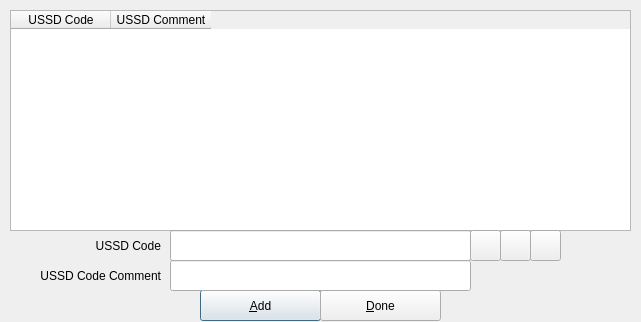
This is src/favorites.ui in mhogomchungu/ussd-gui as Qt 5 draws it before an edit. The edited form follows.
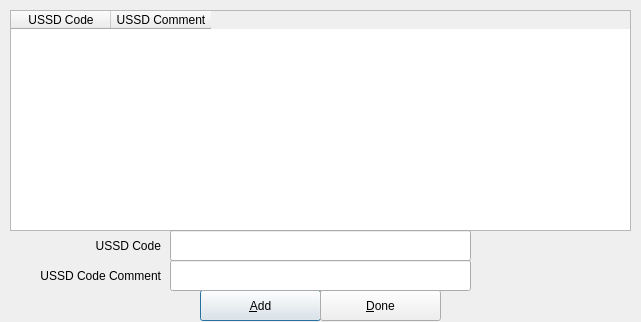
This is the edited form.

Diff of the .ui file:
```diff
--- a/src/favorites.ui
+++ b/src/favorites.ui
@@ -134,38 +134,6 @@
     </rect>
    </property>
   </widget>
-  <widget class="QPushButton" name="pbDeviceAddress">
-   <property name="geometry">
-    <rect>
-     <x>500</x>
-     <y>230</y>
-     <width>31</width>
-     <height>31</height>
-    </rect>
-   </property>
-   <property name="toolTip">
-    <string>open partition dialog</string>
-   </property>
-   <property name="text">
-    <string/>
-   </property>
-  </widget>
-  <widget class="QPushButton" name="pbFileAddress">
-   <property name="geometry">
-    <rect>
-     <x>470</x>
-     <y>230</y>
-     <width>31</width>
-     <height>31</height>
-    </rect>
-   </property>
-   <property name="toolTip">
-    <string>open file dialog</string>
-   </property>
-   <property name="text">
-    <string/>
-   </property>
-  </widget>
   <widget class="QPushButton" name="pbCancel">
    <property name="geometry">
     <rect>
@@ -179,19 +147,6 @@
     <string>&amp;Done</string>
    </property>
   </widget>
-  <widget class="QPushButton" name="pbFolderAddress">
-   <property name="geometry">
-    <rect>
-     <x>530</x>
-     <y>230</y>
-     <width>31</width>
-     <height>31</height>
-    </rect>
-   </property>
-   <property name="text">
-    <string/>
-   </property>
-  </widget>
  </widget>
  <tabstops>
   <tabstop>tableWidget</tabstop>
```
Left out of the diff: 12 changed lines with no effect on the pictures.
